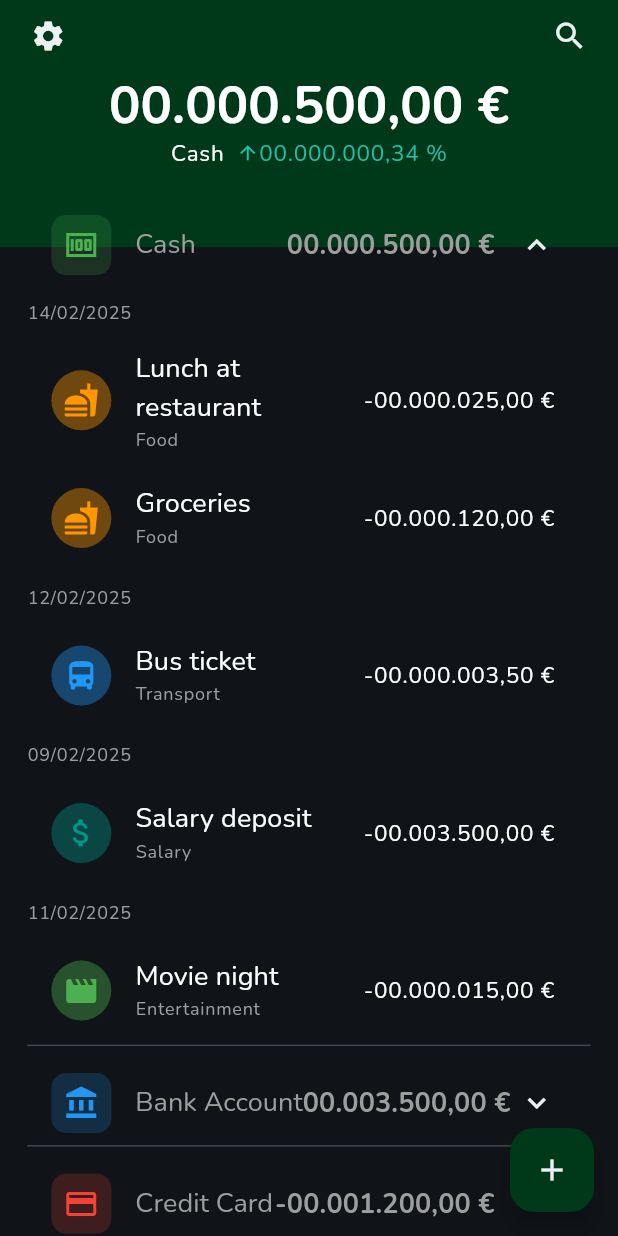
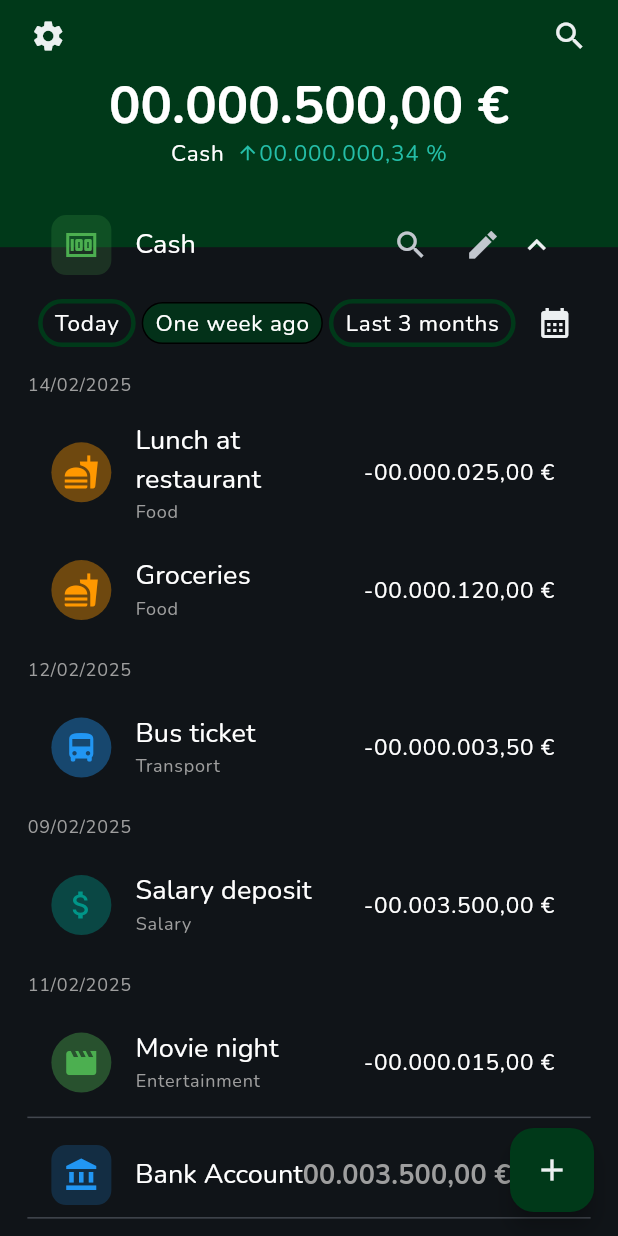
Before and after one commit to javiamdazo/expensor, a Flutter app: the Accounts screen opened directly, after a tap on "Cash", on a phone screen of 412 x 824 dp. Run offline on Flutter 3.47's test engine with Material 3 defaults, Android fonts, the phone set to English and light mode, and no system bars; drawn by our look-alikes of animated_flip_counter; our stand-ins replace google_fonts, persistent_bottom_nav_bar, sqflite, syncfusion_flutter_charts; missing offline and left inert: flutter_iconpicker; accounts and stored records are empty.

Commit message:
accounts and todo

```diff
--- a/lib/data/entity/account_entity.dart
+++ b/lib/data/entity/account_entity.dart
@@ -1,4 +1,3 @@
-import 'package:expensor/widgets/profitability.dart';
 import 'package:flutter/material.dart';
 
 class AccountEntity {
--- a/lib/main.dart
+++ b/lib/main.dart
@@ -1,5 +1,3 @@
-import 'dart:math';
-
 import 'package:expensor/data/mock/accounts_mock.dart';
 import 'package:expensor/pages/home/home_page.dart';
 import 'package:expensor/provider/accounts_provider.dart';
--- a/lib/pages/accounts/account_item.dart
+++ b/lib/pages/accounts/account_item.dart
@@ -6,12 +6,7 @@ import 'package:flutter/material.dart';
 import 'package:intl/intl.dart';
 
 class AccountItem extends StatelessWidget {
-  final Account account;
-  final Function onTap;
-  final int index;
-  final int currentIndex;
-  final bool isExpanded;
-  AccountItem(
+  const AccountItem(
       {Key? key,
       required this.account,
       required this.onTap,
@@ -19,10 +14,15 @@ class AccountItem extends StatelessWidget {
       required this.currentIndex,
       required this.isExpanded});
 
+  final Account account;
+  final Function onTap;
+  final int index;
+  final int currentIndex;
+  final bool isExpanded;
+
   @override
   Widget build(BuildContext context) {
-    Map<DateTime, List<Transaction>> transactions =
-        account.transactions ?? {};
+    Map<DateTime, List<Transaction>> transactions = account.transactions ?? {};
 
     return Padding(
         padding: const EdgeInsets.symmetric(horizontal: 10, vertical: 5),
@@ -46,9 +46,14 @@ class AccountItem extends StatelessWidget {
                 children: [
                   Text(
                     account.name,
-                    style: Theme.of(context).textTheme.displayMedium,
+                    style: Theme.of(context)
+                        .textTheme
+                        .displayMedium!
+                        .copyWith(color: Colors.white),
                   ),
-                  FormattedNumber(
+                  isExpanded
+                      ? const SizedBox()
+                      : FormattedNumber(
                           number: account.balance,
                           style: Theme.of(context)
                               .textTheme
@@ -57,26 +62,62 @@ class AccountItem extends StatelessWidget {
                           numberType: NumberType.currency)
                 ],
               ),
-              trailing: Icon(
-                isExpanded
-                    ? Icons.keyboard_arrow_up
-                    : Icons.keyboard_arrow_down_sharp,
+              trailing: isExpanded
+                  ? Row(
+                      mainAxisSize: MainAxisSize.min,
+                      children: [
+                        IconButton(
+                            onPressed: () => {},
+                            icon: const Icon(Icons.search)),
+                        IconButton(
+                            onPressed: () => {},
+                            icon: const Icon(Icons.mode_edit_sharp)),
+                        Icon(
+                          Icons.keyboard_arrow_up,
+                          color: Theme.of(context).iconTheme.color,
+                        ),
+                      ],
+                    )
+                  : Icon(
+                      Icons.keyboard_arrow_down_sharp,
                       color: Theme.of(context).iconTheme.color,
                     ),
             ),
             AnimatedSize(
-              duration:
-                  const Duration(milliseconds: 300),
+              duration: const Duration(milliseconds: 300),
               curve: Curves.easeInOut,
               child: isExpanded
-                  ? ListView.builder(
+                  ? Column(
+                      children: [
+                        Row(
+                          mainAxisAlignment: MainAxisAlignment.end,
+                          children: [
+                            const AccountFastFilter(
+                              text: "Today",
+                              applied: false,
+                            ),
+                            const AccountFastFilter(
+                              text: "One week ago",
+                              applied: true,
+                            ),
+                            const AccountFastFilter(
+                              text: "Last 3 months",
+                              applied: false,
+                            ),
+                            IconButton(
+                              onPressed: () => {},
+                              icon: const Icon(Icons.calendar_month),
+                              color: Theme.of(context).iconTheme.color,
+                            )
+                          ],
+                        ),
+                        SizedBox(
+                          // Evita el error de `Expanded`
+                          child: ListView.builder(
                             shrinkWrap: true,
-                      physics:
-                          const NeverScrollableScrollPhysics(),
                             itemCount: transactions.length,
                             itemBuilder: (context, index) {
-                        var entry = transactions.entries.toList()[
-                            index];
+                              var entry = transactions.entries.toList()[index];
                               DateTime date = entry.key;
                               List<Transaction> transactionList = entry.value;
 
@@ -84,13 +125,15 @@ class AccountItem extends StatelessWidget {
                                 crossAxisAlignment: CrossAxisAlignment.start,
                                 children: [
                                   Padding(
-                              padding:
-                                  const EdgeInsets.symmetric(vertical: 8.0),
+                                    padding: const EdgeInsets.symmetric(
+                                        vertical: 8.0),
                                     child: Align(
                                       alignment: Alignment.centerLeft,
                                       child: Text(
                                         DateFormat('dd/MM/yyyy').format(date),
-                                  style: Theme.of(context).textTheme.labelSmall,
+                                        style: Theme.of(context)
+                                            .textTheme
+                                            .labelSmall,
                                       ),
                                     ),
                                   ),
@@ -99,6 +142,9 @@ class AccountItem extends StatelessWidget {
                                 ],
                               );
                             },
+                          ),
+                        ),
+                      ],
                     )
                   : const SizedBox(), // Espacio vacío cuando no está expandido
             ),
@@ -109,3 +155,32 @@ class AccountItem extends StatelessWidget {
         ));
   }
 }
+
+class AccountFastFilter extends StatelessWidget {
+  const AccountFastFilter(
+      {super.key, required this.text, required this.applied});
+
+  final String text;
+  final bool applied;
+
+  @override
+  Widget build(BuildContext context) {
+    return Container(
+      margin: const EdgeInsets.symmetric(horizontal: 2),
+      padding: const EdgeInsets.symmetric(horizontal: 8, vertical: 3),
+      decoration: BoxDecoration(
+          color: applied
+              ? Theme.of(context).colorScheme.primary.withAlpha(200)
+              : null,
+          border: applied
+              ? Border.all()
+              : Border.all(
+                  color: Theme.of(context).colorScheme.primary, width: 3),
+          borderRadius: const BorderRadius.all(Radius.circular(20))),
+      child: Text(
+        text,
+        style: Theme.of(context).textTheme.labelMedium,
+      ),
+    );
+  }
+}
--- a/lib/pages/accounts/accounts.dart
+++ b/lib/pages/accounts/accounts.dart
@@ -1,6 +1,6 @@
 import 'package:expensor/data/mock/accounts_mock.dart';
+import 'package:expensor/pages/accounts/account_form.dart';
 import 'package:expensor/pages/accounts/account_item.dart';
-import 'package:expensor/pages/transaction/transaction_page.dart';
 import 'package:expensor/provider/model/account.dart';
 import 'package:expensor/utils/ux_colors.dart';
 import 'package:expensor/widgets/bottom_modal.dart';
@@ -29,6 +29,8 @@ class _AccountsState extends State<Accounts> {
   String? _accountName;
   int? _expandedIndex;
   final List<Account> accounts = AccountsMock.accounts;
+
+  final ScrollController _scrollController = ScrollController();
 
   @override
   Widget build(BuildContext context) {
@@ -108,6 +110,12 @@ class _AccountsState extends State<Accounts> {
                                     _expandedIndex == index ? null : index;
                                 _current = index;
                                 _accountName = account.name;
+                                _scrollController.animateTo(
+                                  index *
+                                      100.0, // Ajusta la posición en la lista
+                                  duration: Duration(milliseconds: 300),
+                                  curve: Curves.easeInOut,
+                                );
                               })
                             },
                             index: index,
@@ -157,13 +165,8 @@ class AccountsFloatingActionButton extends StatelessWidget {
   @override
   Widget build(BuildContext context) {
     return FloatingActionButton(
-      onPressed: () => {
-        BottomModal.showBottomModal(
-            context,
-            TransactionPage(
-              tabIndex: 1,
-            ))
-      },
+      onPressed: () =>
+          {BottomModal.showBottomModal(context, const AccountForm())},
       backgroundColor: Theme.of(context).colorScheme.primary,
       child: Icon(
         Icons.add,
--- a/lib/pages/dashboard/dashboard_page.dart
+++ b/lib/pages/dashboard/dashboard_page.dart
@@ -24,6 +24,7 @@ class _DashboardPageState extends State<DashboardPage> {
     return Scaffold(
       floatingActionButton: FloatingActionButton(
         onPressed: () => {
+          //TODO cuando saco el teclado del iphone no se ve bien
           BottomModal.showBottomModal(
             context,
             TransactionPage(tabIndex: 1,)
--- a/lib/pages/transaction/income_expense_form.dart
+++ b/lib/pages/transaction/income_expense_form.dart
@@ -23,6 +23,7 @@ class _IncomeExpenseFormState extends State<IncomeExpenseForm> {
   Icon? _selectedCategoryIcon;
   Icon? _selectedAccountIcon;
 
+//TODO las categorias y cuentas deben tener un titulo
   @override
   Widget build(BuildContext context) {
     return Column(
--- a/pubspec.yaml
+++ b/pubspec.yaml
@@ -41,6 +41,7 @@ dependencies:
   path: ^1.9.0
   provider: ^6.1.2
   animated_flip_counter: ^0.3.4
+  flutter_iconpicker: ^4.0.1
 
 dev_dependencies:
   flutter_test:
```
Also changed, not shown: lib/pages/accounts/account_form.dart (added, +132 -0 lines), pubspec.lock. Lines whose indentation alone changed are shown as unchanged.
